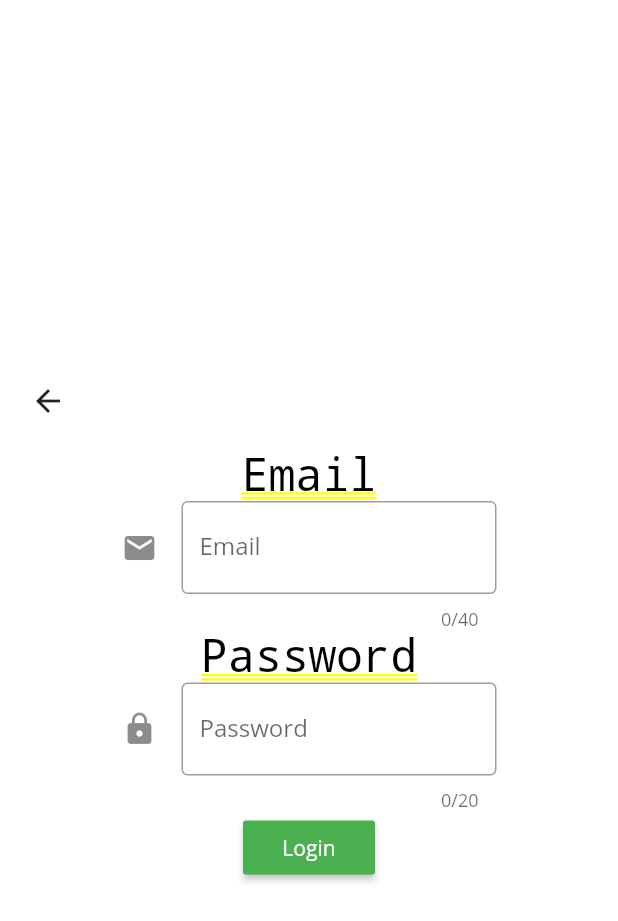
After one commit to mfmayt/software-traceability, a Flutter app: the LoginScreen screen opened by its route, on a phone screen of 412 x 824 dp. The commit adds this screen. Shown: the top 921 px of the screen. Run offline on Flutter 3.47's test engine with Material 2 defaults, Android fonts, the phone set to English and light mode, and no system bars; our stand-ins replace get_it, responsive_builder.

Commit message:
frontend v0.1.3

```diff
--- a/frontend/lib/routing/route_names.dart
+++ b/frontend/lib/routing/route_names.dart
@@ -1,3 +1,5 @@
 const String HomeRoute = 'home';
 const String AboutRoute = 'about';
 const String LoginRoute = 'login';
+const String LoginScreenRoute = '/login_screen';
+const String RegisterScreenRoute = '/register_screen';
--- /dev/null
+++ b/frontend/lib/views/login/login_screen.dart
@@ -0,0 +1,97 @@
+import 'package:flutter/material.dart';
+import 'package:frontend/locator.dart';
+import 'package:frontend/services/navigation_service.dart';
+
+class LoginScreen extends StatefulWidget {
+  @override
+  _LoginScreenState createState() => _LoginScreenState();
+}
+
+class _LoginScreenState extends State<LoginScreen> {
+  @override
+  Widget build(BuildContext context) {
+    return Container(
+      color: Colors.white,
+      child: Center(
+        child: Column(
+          mainAxisAlignment: MainAxisAlignment.center,
+          children: [
+            ButtonBar(
+              alignment: MainAxisAlignment.start,
+              children: <Widget>[
+                IconButton(
+                icon: Icon(Icons.arrow_back),
+                onPressed: (){
+                  Navigator.pop(context);
+                  //locator<NavigationService>().goBack();
+                },
+                ),
+              ],
+            ),
+            Text(
+              "Email",
+              style: TextStyle(
+                color: Colors.black,
+                fontSize: 30,
+                fontWeight: FontWeight.normal,
+              ),
+            ),
+            Container(
+              width: 250,
+              child: TextField(
+                maxLength: 40,
+                decoration: InputDecoration(
+                  labelText: 'Email',
+
+                  icon: Icon(Icons.mail),
+                  hintText: 'john@doe.com',
+                  //helperText: 'Helper Text',
+                  //counterText: '0 characters',
+                  border: const OutlineInputBorder(),
+                ),
+                textAlign: TextAlign.center,
+              ),
+            ),
+            Text(
+              "Password",
+              style: TextStyle(
+                color: Colors.black,
+                fontSize: 30,
+                fontWeight: FontWeight.normal,
+              ),
+            ),
+            Container(
+              width: 250,
+              child: TextField(
+                obscureText: true,
+                autocorrect: false,
+                obscuringCharacter: '*',
+                toolbarOptions: ToolbarOptions(paste: true,),
+                maxLength: 20,
+                decoration: InputDecoration(
+                  labelText: 'Password',
+                  icon: Icon(Icons.lock),
+                  hintText: '********',
+                  border: const OutlineInputBorder(),
+                ),
+                textAlign: TextAlign.center,
+              ),
+            ),
+            RaisedButton(
+              hoverElevation: 10.0,
+                  color: Colors.green,
+                  hoverColor: Colors.green[400],
+                  textColor: Colors.white,
+                  onPressed: (){
+                    Navigator.pushNamed(context,"/login_screen");
+                    //locator<NavigationService>().navigateTo(LoginScreenRoute);
+                  },
+                  child: Text("Login",),
+            )
+
+          ],
+        ),
+      ),
+    );
+  }
+}
--- a/frontend/lib/widgets/navigation_bar/navigation_bar.dart
+++ b/frontend/lib/widgets/navigation_bar/navigation_bar.dart
@@ -1,6 +1,6 @@
 import 'package:flutter/material.dart';
 import 'package:frontend/widgets/navigation_bar/navigation_bar_tablet_desktop.dart';
-import 'package:frontend/widgets/navigation_bar/navigation_bat_mobile.dart';
+import 'package:frontend/widgets/navigation_bar/navigation_bar_mobile.dart';
 import 'package:responsive_builder/responsive_builder.dart';
 
 class NavigationBar extends StatelessWidget {
--- a/frontend/pubspec.yaml
+++ b/frontend/pubspec.yaml
@@ -30,6 +30,8 @@
   cupertino_icons: ^0.1.3
   responsive_builder: ^0.1.2
   get_it:
+  provider_architecture: ^1.0.0
+  provider: ^3.1.0
 
 dev_dependencies:
   flutter_test:
```
Also changed, not shown: frontend/lib/main.dart (+8 -1 lines), frontend/lib/routing/router.dart (+7 -0 lines), frontend/lib/views/about/register_screen.dart (added, +38 -0 lines), frontend/lib/views/login/login_form.dart (added, +17 -0 lines), frontend/lib/views/login/login_view.dart (+70 -3 lines), frontend/assets/logo1.png (added), frontend/lib/widgets/navigation_bar/navigation_bar_mobile.dart (renamed from frontend/lib/widgets/navigation_bar/navigation_bat_mobile.dart), frontend/pubspec.lock.
